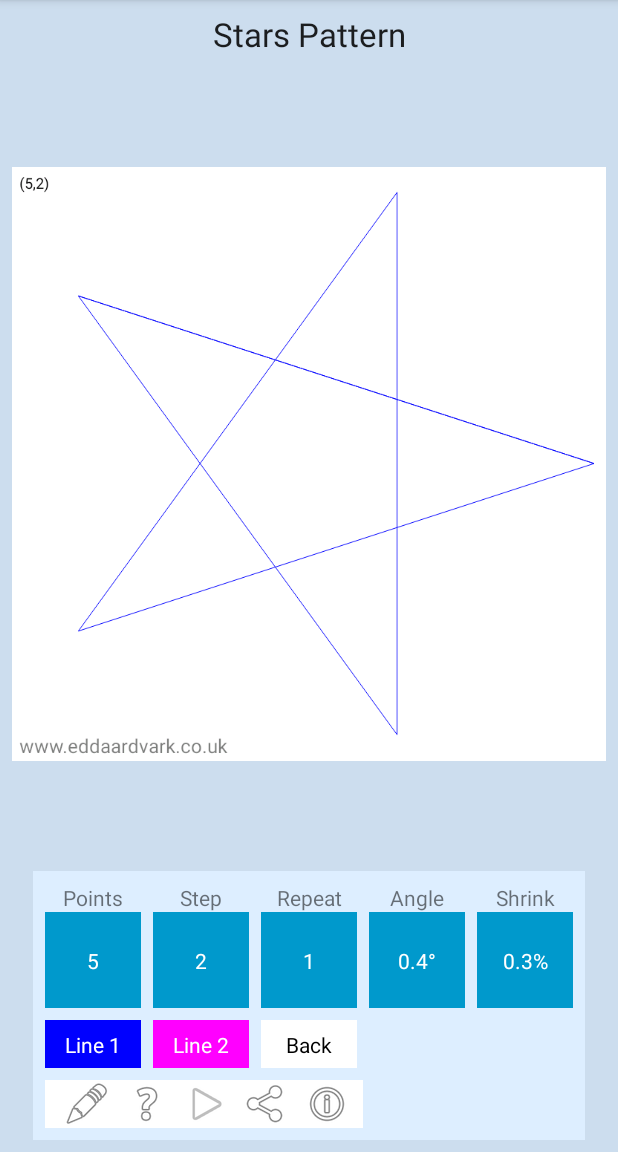
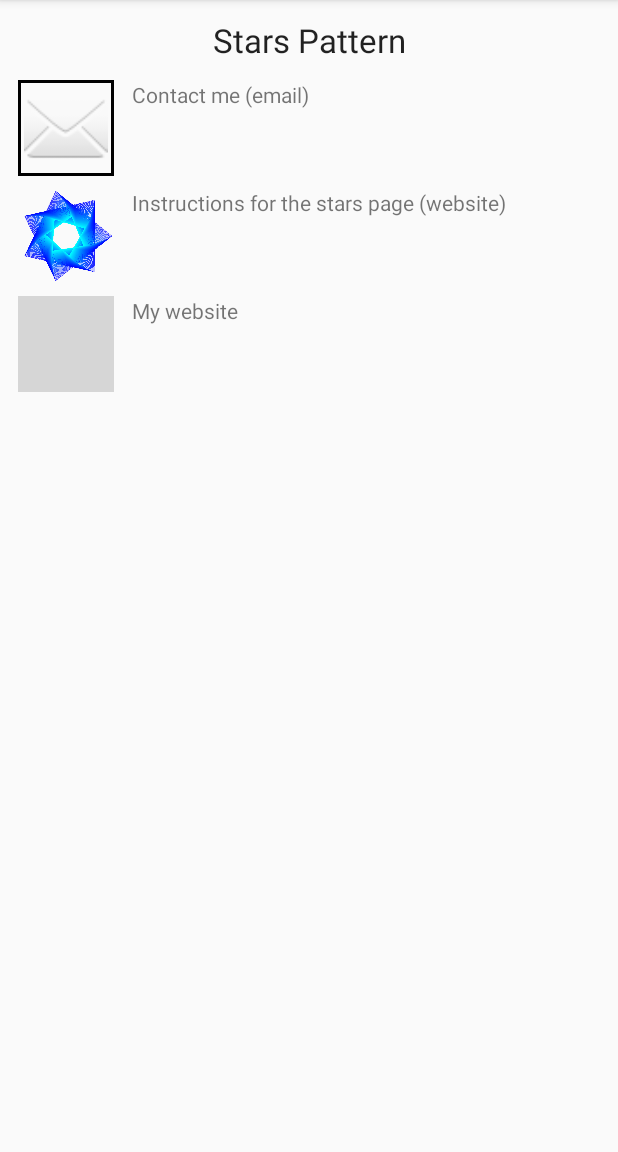
Before and after one commit to EddAardvark/android_app_1, an Android app: the StarsPatternActivity screen opened directly, with no data from a screen before it, after a tap on an icon or button, on a phone screen of 412 x 824 dp, the part 84-1236 px from its top. Run offline under Robolectric (Android 15) with nearby library versions, the phone set to English and light mode, and no system bars; grey boxes are pictures that could not be loaded.

Commit message:
Created info page with links to the website

```diff
--- a/app/src/main/AndroidManifest.xml
+++ b/app/src/main/AndroidManifest.xml
@@ -11,6 +11,7 @@
         android:roundIcon="@mipmap/ic_launcher_round"
         android:supportsRtl="true"
         android:theme="@style/AppTheme">
+        <activity android:name="com.activities.InfoPageActivity"></activity>
         <activity android:name="com.activities.StarsPatternActivity" />
         <activity android:name="com.activities.MainActivity">
             <intent-filter>
--- /dev/null
+++ b/app/src/main/java/com/activities/InfoPageActivity.java
@@ -0,0 +1,78 @@
+package com.activities;
+
+import androidx.appcompat.app.AppCompatActivity;
+
+import android.app.Activity;
+import android.content.ActivityNotFoundException;
+import android.content.Intent;
+import android.net.Uri;
+import android.os.Bundle;
+import android.view.View;
+import android.widget.TextView;
+
+import com.example.tutorialapp.R;
+
+public class InfoPageActivity extends AppCompatActivity {
+
+    int m_TitleStringId = 0;
+
+    InfoPageActivity.EventListener m_listener = new InfoPageActivity.EventListener();
+
+    @Override
+    protected void onCreate(Bundle savedInstanceState) {
+        super.onCreate(savedInstanceState);
+
+        setContentView(R.layout.activity_info_page);
+        // Previous state
+
+        if (savedInstanceState != null) {
+        }
+        // Intent
+
+        Bundle b = getIntent().getExtras();
+
+        if(b != null){
+
+            m_TitleStringId = b.getInt("title", 0);
+        }
+
+        if (m_TitleStringId != 0) {
+            TextView title = (TextView) findViewById(R.id.title);
+            title.setText(m_TitleStringId);
+        }
+
+        findViewById(R.id.email_me).setOnClickListener(m_listener);
+        findViewById(R.id.view_stars).setOnClickListener(m_listener);
+        findViewById(R.id.home_page).setOnClickListener(m_listener);
+    }
+
+    void openURL(int urlid) {
+
+        try {
+            String url = getString (urlid);
+            Intent intent = new Intent(Intent.ACTION_VIEW, Uri.parse(url));
+            startActivity(intent);
+        }
+        catch (ActivityNotFoundException ignored) {
+
+        }
+    }
+
+    public class EventListener extends Activity implements View.OnClickListener {
+
+        @Override
+        public void onClick(View view) {
+            switch (view.getId()) {
+                case R.id.email_me:
+                    openURL(R.string.email_address);
+                    break;
+                case R.id.view_stars:
+                    openURL(R.string.stars_page_url);
+                    break;
+                case R.id.home_page:
+                    openURL(R.string.home_page_url);
+                    break;
+            }
+        }
+    }
+}
--- a/app/src/main/java/com/activities/StarsPatternActivity.java
+++ b/app/src/main/java/com/activities/StarsPatternActivity.java
@@ -351,6 +351,18 @@ public class StarsPatternActivity extends AppCompatActivity implements GetIntege
         Draw();
     }
 
+    void showInfoPage ()
+    {
+        Intent intent = new Intent(this, InfoPageActivity.class);
+
+        Bundle b = new Bundle();
+        b.putInt("title", R.string.stars_page_label);
+        b.putInt("url", R.string.stars_page_url);
+        intent.putExtras(b);
+
+        startActivity(intent);
+    }
+
     public class EventListener extends Activity implements View.OnClickListener {
 
         @Override
@@ -392,6 +404,7 @@ public class StarsPatternActivity extends AppCompatActivity implements GetIntege
                     onClickLineColour2 ();
                     break;
                 case R.id.app_info:
+                    showInfoPage();
                     break;
                 case R.id.pause_animation:
                     stopAnimation ();
--- a/app/src/main/java/com/misc/ColourAnimationSettings.java
+++ b/app/src/main/java/com/misc/ColourAnimationSettings.java
@@ -9,6 +9,7 @@ public class ColourAnimationSettings extends AnimationSettings {
 
     int m_end_colour;
     int m_start_colour;
+    static final int RANGE = 64;
 
     public ColourAnimationSettings (int scolour, int ecolour) {
         super ();
@@ -16,7 +17,7 @@ public class ColourAnimationSettings extends AnimationSettings {
         m_end_colour = ecolour;
         m_start_colour = scolour;
 
-        setRange (255);
+        setRange (RANGE);
     }
 
     public int getStartColour () { return m_start_colour; }
@@ -50,7 +51,7 @@ public class ColourAnimationSettings extends AnimationSettings {
      */
     public int getColour ()
     {
-        double f = 1.0 - (double) m_pos / 255;
+        double f = (double) m_pos / RANGE;
         return ColourHelpers.Blend(m_end_colour, m_start_colour, f);
     }
 
--- /dev/null
+++ b/app/src/main/res/drawable/black_rect_border.xml
@@ -0,0 +1,15 @@
+<?xml version="1.0" encoding="utf-8"?>
+<shape xmlns:android="http://schemas.android.com/apk/res/android"
+    android:layout_width="wrap_content"
+    android:layout_height="wrap_content"
+    android:shape="rectangle">
+    <solid android:color="@android:color/transparent" />
+    <stroke
+        android:width="@dimen/selection_width"
+        android:color="#ff000000" />
+    <padding
+        android:bottom="@dimen/selection_padding"
+        android:left="@dimen/selection_padding"
+        android:right="@dimen/selection_padding"
+        android:top="@dimen/selection_padding" />
+</shape>
--- /dev/null
+++ b/app/src/main/res/layout/activity_info_page.xml
@@ -0,0 +1,82 @@
+<?xml version="1.0" encoding="utf-8"?>
+<androidx.constraintlayout.widget.ConstraintLayout xmlns:android="http://schemas.android.com/apk/res/android"
+    xmlns:app="http://schemas.android.com/apk/res-auto"
+    xmlns:tools="http://schemas.android.com/tools"
+    android:layout_width="match_parent"
+    android:layout_height="match_parent"
+    tools:context="com.activities.InfoPageActivity">
+
+    <TextView
+        android:id="@+id/title"
+        android:layout_width="wrap_content"
+        android:layout_height="wrap_content"
+        android:layout_marginTop="@dimen/spacing_large"
+        android:textAppearance="@style/TextAppearance.AppCompat.Large"
+        app:layout_constraintEnd_toEndOf="parent"
+        app:layout_constraintStart_toStartOf="parent"
+        app:layout_constraintTop_toTopOf="parent" />
+
+    <ImageView
+        android:id="@+id/email_me"
+        android:layout_width="@dimen/square_button_size"
+        android:layout_height="@dimen/square_button_size"
+        android:layout_marginStart="@dimen/spacing_large"
+        android:layout_marginLeft="@dimen/spacing_large"
+        android:layout_marginTop="@dimen/spacing_large"
+        android:background="@drawable/black_rect_border"
+        app:layout_constraintStart_toStartOf="parent"
+        app:layout_constraintTop_toBottomOf="@+id/title"
+        app:srcCompat="@android:drawable/ic_dialog_email"
+        android:contentDescription="@string/email_me_descr" />
+
+    <TextView
+        android:id="@+id/tv1"
+        android:layout_width="wrap_content"
+        android:layout_height="wrap_content"
+        android:layout_marginStart="@dimen/spacing_large"
+        android:layout_marginLeft="@dimen/spacing_large"
+        android:text="@string/email_me"
+        app:layout_constraintStart_toEndOf="@+id/email_me"
+        app:layout_constraintTop_toTopOf="@+id/email_me" />
+
+    <ImageView
+        android:id="@+id/view_stars"
+        android:layout_width="@dimen/square_button_size"
+        android:layout_height="@dimen/square_button_size"
+        android:layout_marginTop="@dimen/spacing_medium"
+        app:layout_constraintStart_toStartOf="@+id/email_me"
+        app:layout_constraintTop_toBottomOf="@+id/email_me"
+        app:srcCompat="@drawable/star2"
+        android:contentDescription="@string/view_the_stars_page" />
+
+    <ImageView
+        android:id="@+id/home_page"
+        android:layout_width="@dimen/square_button_size"
+        android:layout_height="@dimen/square_button_size"
+        android:layout_marginTop="@dimen/spacing_medium"
+        android:contentDescription="@string/home_page_descr"
+        app:layout_constraintStart_toStartOf="@+id/view_stars"
+        app:layout_constraintTop_toBottomOf="@+id/view_stars"
+        app:srcCompat="@drawable/home" />
+
+    <TextView
+        android:id="@+id/textView14"
+        android:layout_width="wrap_content"
+        android:layout_height="wrap_content"
+        android:layout_marginStart="@dimen/spacing_large"
+        android:layout_marginLeft="@dimen/spacing_large"
+        android:text="@string/stars_page"
+        app:layout_constraintStart_toEndOf="@+id/view_stars"
+        app:layout_constraintTop_toTopOf="@+id/view_stars" />
+
+    <TextView
+        android:id="@+id/textView15"
+        android:layout_width="wrap_content"
+        android:layout_height="wrap_content"
+        android:layout_marginStart="@dimen/spacing_large"
+        android:layout_marginLeft="@dimen/spacing_large"
+        android:text="@string/home_page"
+        app:layout_constraintStart_toEndOf="@+id/home_page"
+        app:layout_constraintTop_toTopOf="@+id/home_page" />
+
+</androidx.constraintlayout.widget.ConstraintLayout>
--- a/app/src/main/res/values/strings.xml
+++ b/app/src/main/res/values/strings.xml
@@ -60,11 +60,6 @@
     <string name="second_fragment_label">Second Fragment</string>
     <string name="next">Next</string>
     <string name="previous">Previous</string>
-
-    <string name="hello_first_fragment">Hello first fragment</string>
-    <string name="hello_second_fragment">Hello second fragment. Arg: %1$s</string>
-    <!-- TODO: Remove or change this placeholder text -->
-    <string name="hello_blank_fragment">Hello blank fragment</string>
     <string name="general_star_settings">General Settings</string>
     <string name="line_thickness">Line Width:</string>
     <string name="line_style">Line Style:</string>
@@ -88,4 +83,21 @@
     <string name="app_info">Click to display the application\'s information page</string>
     <string name="resume_animation">Click to start or resume the animation</string>
     <string name="pause_animation">Click to pause the animation</string>
+    <string name="anim_start_colour">Animation Starting Colour</string>
+    <string name="anim_start_colour_back_descr">The starting colour when animating the background.</string>
+    <string name="anim_end_colour">Animation Finishing Colour</string>
+    <string name="anim_end_colour_back_descr">The finishing colour when animating the background.</string>
+    <string name="anim_start_colour_line1_descr">The starting colour when animating the first line colour.</string>
+    <string name="anim_end_colour_line1_descr">The finishing colour when animating the first line colour</string>
+    <string name="anim_start_colour_line2_descr">The starting colour when animating the second line colour</string>
+    <string name="anim_end_colour_line2_descr">The finishing colour when animating the second line colour</string>
+    <string name="email_me">Contact me (email)</string>
+    <string name="stars_page">Instructions for the stars page (website)</string>
+    <string name="home_page">My website</string>
+    <string name="home_page_descr">Click to visit my website</string>
+    <string name="email_me_descr">Click to email me</string>
+    <string name="view_the_stars_page">Click to view the stars help page</string>
+    <string name="email_address">mailto:eddaardvark@yahoo.co.uk</string>
+    <string name="home_page_url">http://www.eddaardvark.co.uk/</string>
+    <string name="stars_page_url">http://www.eddaardvark.co.uk/apps/patterns/stars.html</string>
 </resources>
```
Also changed, not shown: app/src/main/java/com/patterns/StarAnimationFragment.java (+40 -9 lines).
